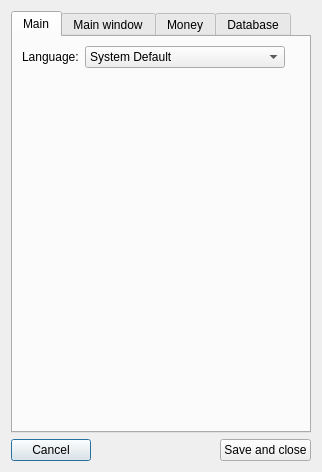
Feo-d-oR/YARC, file RepairCenter/settings.ui: the form before one commit.
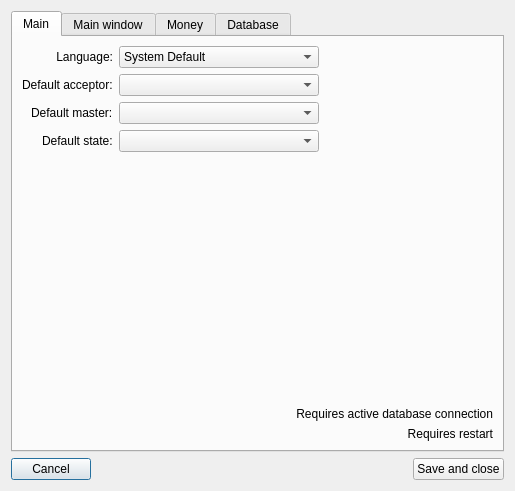
The form after the commit. The open tabs and pages were chosen to show the change. Icons and pictures are not drawn.

What changed in the file:
```diff
--- a/RepairCenter/settings.ui
+++ b/RepairCenter/settings.ui
@@ -6,8 +6,8 @@
    <rect>
     <x>0</x>
     <y>0</y>
-    <width>318</width>
-    <height>472</height>
+    <width>515</width>
+    <height>491</height>
    </rect>
   </property>
   <property name="windowTitle">
@@ -17,49 +17,8 @@
    <iconset resource="Icons.qrc">
     <normaloff>:/icons/icons/database_connect.png</normaloff>:/icons/icons/database_connect.png</iconset>
   </property>
-  <layout class="QGridLayout" name="gridLayout">
-   <item row="1" column="0">
-    <layout class="QHBoxLayout" name="horizontalLayout">
-     <item>
-      <widget class="QPushButton" name="cancel">
-       <property name="text">
-        <string>Cancel</string>
-       </property>
-       <property name="icon">
-        <iconset>
-         <normalon>:/icons/icons/door_out.png</normalon>
-        </iconset>
-       </property>
-      </widget>
-     </item>
-     <item>
-      <spacer name="horizontalSpacer">
-       <property name="orientation">
-        <enum>Qt::Horizontal</enum>
-       </property>
-       <property name="sizeHint" stdset="0">
-        <size>
-         <width>40</width>
-         <height>20</height>
-        </size>
-       </property>
-      </spacer>
-     </item>
-     <item>
-      <widget class="QPushButton" name="save">
-       <property name="text">
-        <string>Save and close</string>
-       </property>
-       <property name="icon">
-        <iconset>
-         <normalon>:/icons/icons/database_save.png</normalon>
-        </iconset>
-       </property>
-      </widget>
-     </item>
-    </layout>
-   </item>
-   <item row="0" column="0">
+  <layout class="QVBoxLayout" name="verticalLayout">
+   <item>
     <widget class="QTabWidget" name="tw">
      <property name="minimumSize">
       <size>
@@ -83,12 +42,38 @@
       <attribute name="title">
        <string>Main</string>
       </attribute>
-      <layout class="QFormLayout" name="formLayout_2">
+      <layout class="QGridLayout" name="gridLayout">
        <item row="0" column="0">
         <widget class="QLabel" name="label_6">
+         <property name="sizePolicy">
+          <sizepolicy hsizetype="Expanding" vsizetype="Preferred">
+           <horstretch>0</horstretch>
+           <verstretch>0</verstretch>
+          </sizepolicy>
+         </property>
          <property name="text">
           <string>Language:</string>
          </property>
+         <property name="alignment">
+          <set>Qt::AlignRight|Qt::AlignTrailing|Qt::AlignVCenter</set>
+         </property>
+        </widget>
+       </item>
+       <item row="2" column="1">
+        <widget class="QComboBox" name="eDefMaster">
+         <property name="maximumSize">
+          <size>
+           <width>200</width>
+           <height>16777215</height>
+          </size>
+         </property>
+        </widget>
+       </item>
+       <item row="3" column="0" alignment="Qt::AlignRight">
+        <widget class="QLabel" name="label_27">
+         <property name="text">
+          <string>Default state:</string>
+         </property>
         </widget>
        </item>
        <item row="0" column="1">
@@ -122,7 +107,74 @@
          </item>
         </widget>
        </item>
+       <item row="3" column="1">
+        <widget class="QComboBox" name="eDefState">
+         <property name="maximumSize">
+          <size>
+           <width>200</width>
+           <height>16777215</height>
+          </size>
+         </property>
+        </widget>
+       </item>
+       <item row="1" column="0" alignment="Qt::AlignRight">
+        <widget class="QLabel" name="label_24">
+         <property name="text">
+          <string>Default acceptor:</string>
+         </property>
+        </widget>
+       </item>
+       <item row="2" column="0" alignment="Qt::AlignRight">
+        <widget class="QLabel" name="label_25">
+         <property name="text">
+          <string>Default master:</string>
+         </property>
+        </widget>
+       </item>
        <item row="1" column="1">
+        <widget class="QComboBox" name="eDefAcceptor">
+         <property name="maximumSize">
+          <size>
+           <width>200</width>
+           <height>16777215</height>
+          </size>
+         </property>
+        </widget>
+       </item>
+       <item row="2" column="2">
+        <spacer name="horizontalSpacer_5">
+         <property name="orientation">
+          <enum>Qt::Horizontal</enum>
+         </property>
+         <property name="sizeHint" stdset="0">
+          <size>
+           <width>40</width>
+           <height>20</height>
+          </size>
+         </property>
+        </spacer>
+       </item>
+       <item row="5" column="1" colspan="2">
+        <widget class="QLabel" name="label_26">
+         <property name="text">
+          <string>Requires active database connection</string>
+         </property>
+         <property name="alignment">
+          <set>Qt::AlignRight|Qt::AlignTrailing|Qt::AlignVCenter</set>
+         </property>
+        </widget>
+       </item>
+       <item row="6" column="1" colspan="2">
+        <widget class="QLabel" name="label_22">
+         <property name="text">
+          <string>Requires restart</string>
+         </property>
+         <property name="alignment">
+          <set>Qt::AlignRight|Qt::AlignTrailing|Qt::AlignVCenter</set>
+         </property>
+        </widget>
+       </item>
+       <item row="4" column="1">
         <spacer name="verticalSpacer_2">
          <property name="orientation">
           <enum>Qt::Vertical</enum>
@@ -130,7 +182,7 @@
          <property name="sizeHint" stdset="0">
           <size>
            <width>310</width>
-           <height>40</height>
+           <height>2000</height>
           </size>
          </property>
         </spacer>
@@ -685,6 +737,47 @@
      </widget>
     </widget>
    </item>
+   <item>
+    <layout class="QHBoxLayout" name="horizontalLayout">
+     <item>
+      <widget class="QPushButton" name="cancel">
+       <property name="text">
+        <string>Cancel</string>
+       </property>
+       <property name="icon">
+        <iconset>
+         <normalon>:/icons/icons/door_out.png</normalon>
+        </iconset>
+       </property>
+      </widget>
+     </item>
+     <item>
+      <spacer name="horizontalSpacer">
+       <property name="orientation">
+        <enum>Qt::Horizontal</enum>
+       </property>
+       <property name="sizeHint" stdset="0">
+        <size>
+         <width>40</width>
+         <height>20</height>
+        </size>
+       </property>
+      </spacer>
+     </item>
+     <item>
+      <widget class="QPushButton" name="save">
+       <property name="text">
+        <string>Save and close</string>
+       </property>
+       <property name="icon">
+        <iconset>
+         <normalon>:/icons/icons/database_save.png</normalon>
+        </iconset>
+       </property>
+      </widget>
+     </item>
+    </layout>
+   </item>
   </layout>
  </widget>
  <tabstops>
```
Left out of the diff: 352 changed lines with no effect on the pictures.
